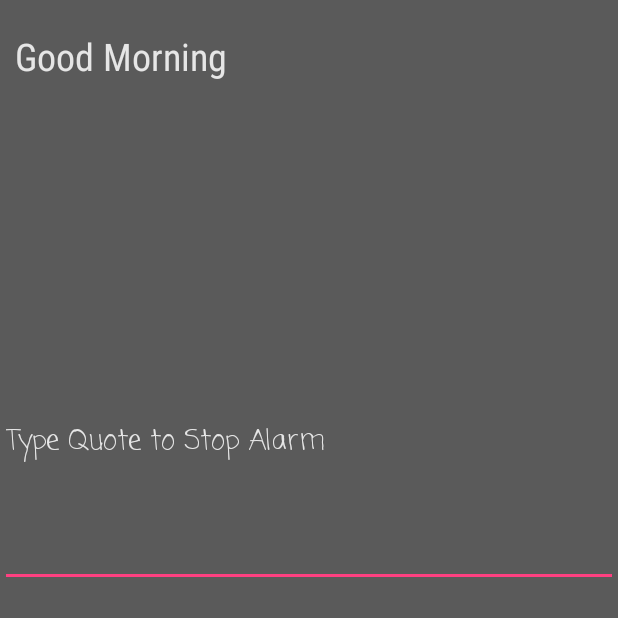
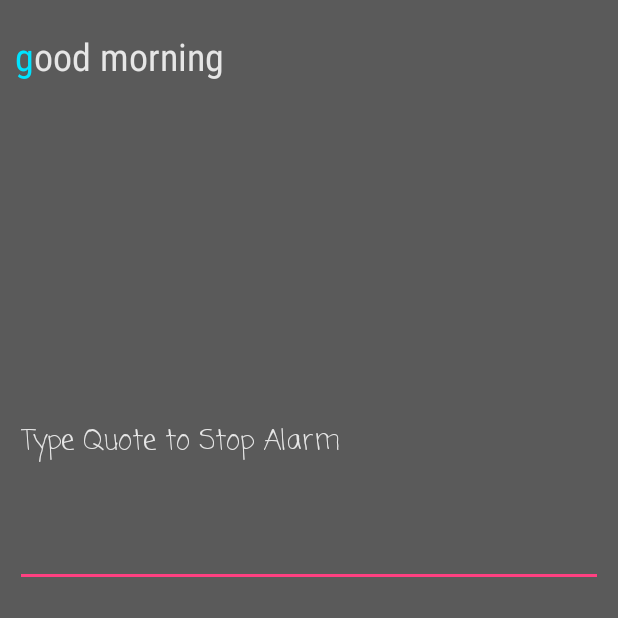
Before and after one commit to VRaj23/QuotesAlarm, an Android app: the AlarmActivity screen opened directly, with no data from a screen before it, on a phone screen of 412 x 824 dp, the top half of it. Run offline under Robolectric (Android 15) with nearby library versions, the light colour scheme and no system bars.

Commit message:
AlarmActivity: highlight char as text is typed working

```diff
--- a/app/src/main/java/varadraj/quotesalarm/AlarmActivity.java
+++ b/app/src/main/java/varadraj/quotesalarm/AlarmActivity.java
@@ -7,6 +7,7 @@ import android.support.annotation.Nullable;
 import android.text.Editable;
 import android.text.InputType;
 import android.text.TextWatcher;
+import android.util.Log;
 import android.view.View;
 import android.widget.Button;
 import android.widget.EditText;
@@ -19,7 +20,7 @@ import android.widget.Toast;
 
 public class AlarmActivity extends Activity{
 
-    private TextView tv_quote;
+    private TextView tv_quote, tv_quote2, tv_quote3;
     private EditText et_quote;
     private final long delay = 1000;
     private long lastEditTime = 0;
@@ -32,8 +33,9 @@ public class AlarmActivity extends Activity{
         AlarmTone.getDefaultInstance().startAlarmTone(this);
         setContentView(R.layout.activity_alarmactivity);
         tv_quote = (TextView)findViewById(R.id.tv_quote);
-        tv_quote.setText(this.getText(R.string.good_morning));
-
+        tv_quote2 = (TextView)findViewById(R.id.tv_quote2);
+        tv_quote3 = (TextView)findViewById(R.id.tv_quote3);
+        setQuoteText();
         handler = new Handler();
         noTypingChecker = new Runnable() {
             @Override
@@ -60,7 +62,7 @@ public class AlarmActivity extends Activity{
                 if (et_quote.getText().toString().trim().toLowerCase().equals(getQuoteText())){
                     stopAlarm();
                 }
-
+                setQuoteText();
             }
 
             @Override
@@ -71,6 +73,7 @@ public class AlarmActivity extends Activity{
                 }
             }
         });
+
     }
 
     private void stopAlarm(){
@@ -80,10 +83,32 @@ public class AlarmActivity extends Activity{
     }
 
     String getQuoteText(){
-        return tv_quote.getText().toString().trim().toLowerCase();
+        return this.getString(R.string.good_morning).toLowerCase().trim();
     }
 
+    void setQuoteText(){
+        String quoteText = getQuoteText();
+        int typedLength = 0;
+        if(et_quote == null || quoteText.length()==et_quote.getText().toString().trim().length()) {
+            setTextViews(quoteText,0);
+        }
+        else{
+            String typedText = et_quote.getText().toString().toLowerCase().trim();
+            while (typedLength < typedText.length()
+                    && typedText.substring(typedLength,typedLength+1).equals(quoteText.substring(typedLength,typedLength+1))){
+                typedLength++;
+            }
+            setTextViews(quoteText,typedLength);
+        }
+
+    }
+
+    private void setTextViews(String quoteText,int index){
+        tv_quote.setText(quoteText.substring(0,index));
+        tv_quote2.setText(quoteText.substring(index,index+1));
+        tv_quote3.setText(quoteText.substring(index+1));
+    }
+
+
+
 }
-
-//TODO dark theme
-//TODO highlight char to be typed
--- a/app/src/main/res/layout/activity_alarmactivity.xml
+++ b/app/src/main/res/layout/activity_alarmactivity.xml
@@ -6,24 +6,52 @@
     android:layout_height="match_parent"
     android:background="@color/darkBackgroundColor">
 
-    <TextView
-        android:id="@+id/tv_quote"
-        android:text="@string/good_morning"
-        android:textSize="25sp"
-        android:fontFamily="sans-serif-condensed"
+    <LinearLayout
         android:layout_width="match_parent"
         android:layout_height="wrap_content"
         android:layout_weight="2"
         android:layout_marginTop="20dp"
         android:layout_marginLeft="10dp"
         android:layout_marginRight="10dp"
-        android:textColor="@color/lightTextColor"/>
+        android:orientation="horizontal"
+        >
+
+        <TextView
+            android:id="@+id/tv_quote"
+            android:textSize="25sp"
+            android:fontFamily="sans-serif-condensed"
+            android:layout_width="wrap_content"
+            android:layout_height="wrap_content"
+            android:textColor="@color/lightTextColor"/>
+
+        <TextView
+            android:id="@+id/tv_quote2"
+            android:textSize="25sp"
+            android:fontFamily="sans-serif-condensed"
+            android:layout_width="wrap_content"
+            android:layout_height="wrap_content"
+            android:textColor="@color/lightBlue"/>
+
+        <TextView
+            android:id="@+id/tv_quote3"
+            android:textSize="25sp"
+            android:fontFamily="sans-serif-condensed"
+            android:layout_width="wrap_content"
+            android:layout_height="wrap_content"
+            android:textColor="@color/lightTextColor"/>
+
+
+    </LinearLayout>
+
+
 
 
     <EditText
         android:id="@+id/et_type_quote"
         android:fontFamily="casual"
         android:layout_weight="2"
+        android:layout_marginLeft="10dp"
+        android:layout_marginRight="10dp"
         android:layout_width="match_parent"
         android:layout_height="wrap_content"
         android:hint="@string/type_quote"
--- a/app/src/main/res/layout/activity_main.xml
+++ b/app/src/main/res/layout/activity_main.xml
@@ -8,10 +8,12 @@
     tools:context="varadraj.quotesalarm.MainActivity">
 
     <TextView
-        android:id="@+id/tv"
+        android:id="@+id/tv_nextAlarm"
         android:layout_width="wrap_content"
         android:layout_height="wrap_content"
         android:text="@string/app_name"
+        android:textColor="@color/lightTextColor"
+        android:textSize="30sp"
         app:layout_constraintLeft_toLeftOf="parent"
         app:layout_constraintRight_toRightOf="parent"
         app:layout_constraintTop_toTopOf="parent" />
@@ -21,7 +23,7 @@
         android:layout_width="0dp"
         android:layout_height="wrap_content"
         android:layout_margin="10dp"
-        app:layout_constraintTop_toBottomOf="@+id/tv"
+        app:layout_constraintTop_toBottomOf="@+id/tv_nextAlarm"
         app:layout_constraintLeft_toLeftOf="parent"
         app:layout_constraintRight_toRightOf="parent"
         android:text="@string/set_alarm"
--- a/app/src/main/res/values/colors.xml
+++ b/app/src/main/res/values/colors.xml
@@ -5,4 +5,5 @@
     <color name="colorAccent">#FF4081</color>
     <color name="lightTextColor">#E6E6E6</color>
     <color name="darkBackgroundColor">#5A5A5A</color>
+    <color name="lightBlue">#00E3FF</color>
 </resources>
```
Also changed, not shown: app/src/main/java/varadraj/quotesalarm/MainActivity.java (+11 -1 lines).
